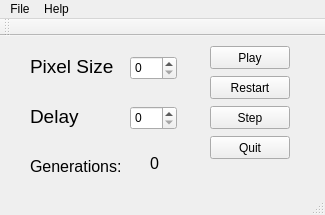
Before: the Qt Designer form life_gui_source/mainwindow.ui in Fishest/prototype, drawn with Qt 5.
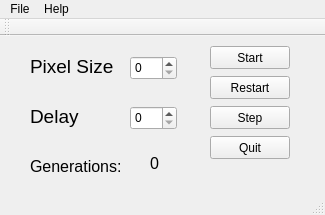
After: the same form once the commit is applied.

Commit message: Completed all the basic functionality that is required for the turn-in of the project in regards to the QT GUI. All the features are in place and functional as far as basic testing has seen. More thorough testing needs to be performed to verify correct operation of the back-end code that handles the simulations.

Diff of the .ui file:
```diff
--- a/life_gui_source/mainwindow.ui
+++ b/life_gui_source/mainwindow.ui
@@ -50,7 +50,7 @@
      </rect>
     </property>
     <property name="text">
-     <string>Play</string>
+     <string>Start</string>
     </property>
    </widget>
    <widget class="QPushButton" name="stepButton">
```
The commit also changes 6 other files.
